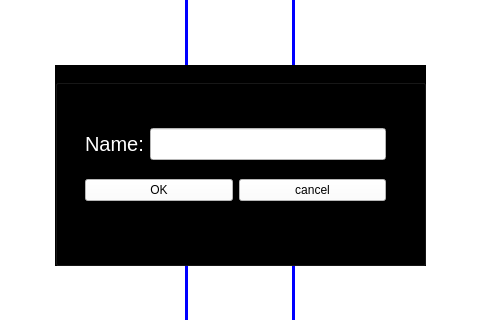
This is mainwindow3.ui in FelixWeichselgartner/Tetris as Qt 5 draws it before an edit; both pictures show x 345 to 825 and y 225 to 545 of the 1171 by 976 pixel window. The edited form follows.
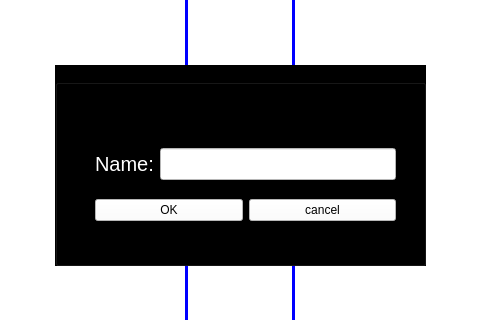
This is the edited form.

```diff
--- a/mainwindow3.ui
+++ b/mainwindow3.ui
@@ -372,8 +372,8 @@
     <widget class="QWidget" name="layoutWidget_2">
      <property name="geometry">
       <rect>
-       <x>30</x>
-       <y>50</y>
+       <x>40</x>
+       <y>70</y>
        <width>301</width>
        <height>101</height>
       </rect>
@@ -445,7 +445,7 @@
      <property name="geometry">
       <rect>
        <x>120</x>
-       <y>20</y>
+       <y>30</y>
        <width>141</width>
        <height>31</height>
       </rect>
```
Left out of the diff: 2 changed lines with no effect on the pictures.
